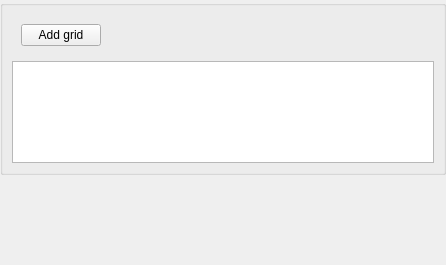
First picture: the form in threedi_plugin_dockwidget_base.ui, repository nens/threedi-results-analysis, before the edit.
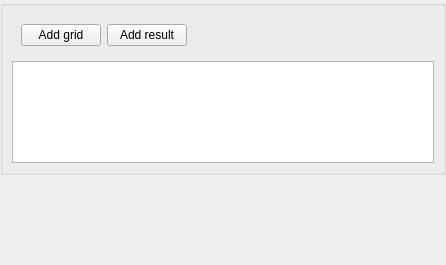
Second picture: the form after the edit.

Commit message: Added result loading

What changed in the file:
```diff
--- a/threedi_plugin_dockwidget_base.ui
+++ b/threedi_plugin_dockwidget_base.ui
@@ -65,7 +65,7 @@
          <x>0</x>
          <y>0</y>
          <width>446</width>
-         <height>241</height>
+         <height>239</height>
         </rect>
        </property>
        <layout class="QVBoxLayout" name="verticalLayout">
@@ -124,6 +124,13 @@
                 </property>
                </widget>
               </item>
+              <item>
+               <widget class="QPushButton" name="pushButton_AddResult">
+                <property name="text">
+                 <string>Add result</string>
+                </property>
+               </widget>
+              </item>
               <item>
                <spacer name="horizontalSpacer">
                 <property name="orientation">
```
The commit also changes 2 other files.
